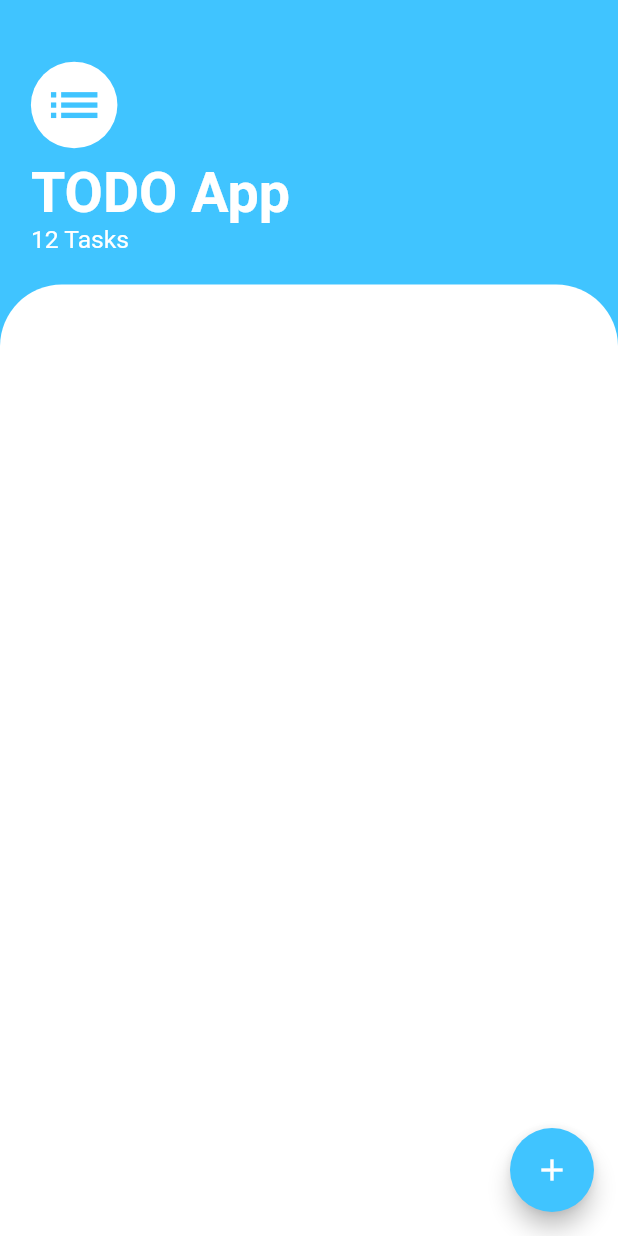
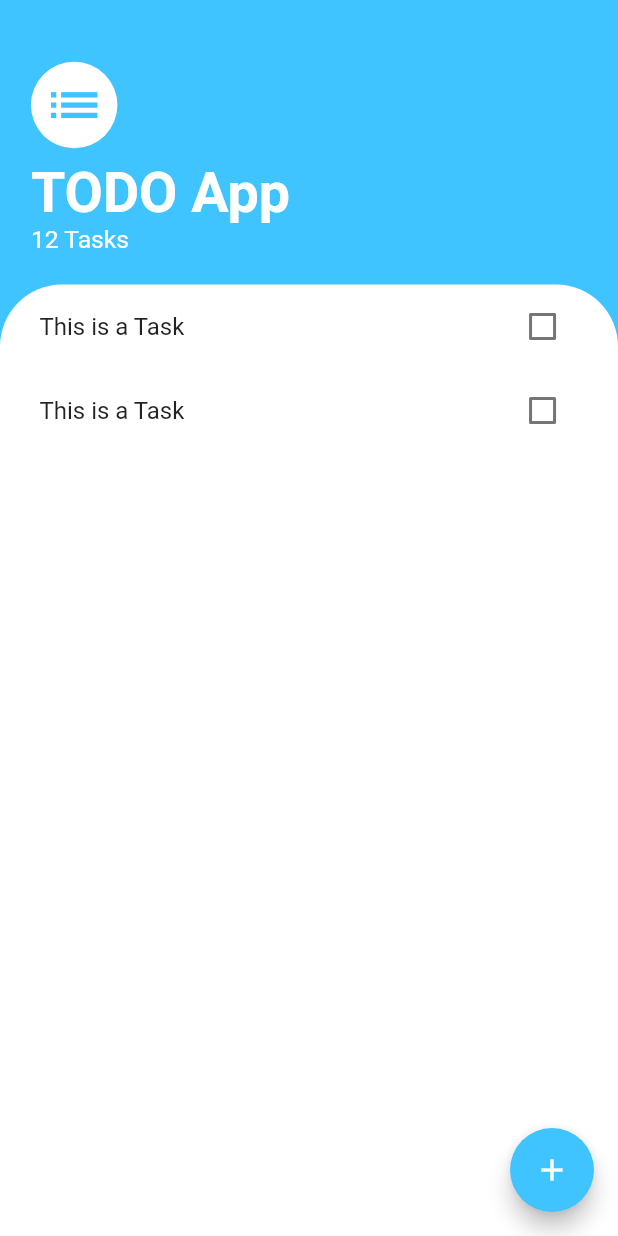
Before and after one commit to AliE99/todo-app, a Flutter app: the screen it shows after launch, on a phone screen of 412 x 824 dp. Run offline on Flutter 3.47's test engine with Material 2 defaults, Android fonts, the phone set to English and light mode, and no system bars.

Commit message:
Refactor the code

```diff
--- a/analysis_options.yaml
+++ b/analysis_options.yaml
@@ -22,8 +22,10 @@ linter:
   # `// ignore_for_file: name_of_lint` syntax on the line or in the file
   # producing the lint.
   rules:
+    prefer_const_constructors: false
+    use_key_in_widget_constructors: false
+    prefer_const_constructors_in_immutables: false
     # avoid_print: false  # Uncomment to disable the `avoid_print` rule
     # prefer_single_quotes: true  # Uncomment to enable the `prefer_single_quotes` rule
-
 # Additional information about this file can be found at
 # https://dart.dev/guides/language/analysis-options
--- a/lib/screens/tasks_screen.dart
+++ b/lib/screens/tasks_screen.dart
@@ -1,7 +1,6 @@
-// ignore_for_file: prefer_const_constructors_in_immutables, use_key_in_widget_constructors, prefer_const_constructors, prefer_const_literals_to_create_immutables
-
 import 'package:flutter/material.dart';
 import 'package:todo_app/screens/constants.dart';
+import 'package:todo_app/screens/widgets/task_list.dart';
 
 class TasksScreen extends StatelessWidget {
   TasksScreen();
@@ -64,6 +63,7 @@ class TasksScreen extends StatelessWidget {
             ),
             Expanded(
               child: Container(
+                padding: EdgeInsets.symmetric(horizontal: 0.025 * width),
                 decoration: BoxDecoration(
                   color: secondaryColor,
                   borderRadius: BorderRadius.only(
@@ -71,6 +71,7 @@ class TasksScreen extends StatelessWidget {
                     topRight: Radius.circular(0.1 * width),
                   ),
                 ),
+                child: TaskList(),
               ),
             ),
           ],
--- /dev/null
+++ b/lib/screens/widgets/task_list.dart
@@ -0,0 +1,14 @@
+import 'package:flutter/material.dart';
+import 'package:todo_app/screens/widgets/task_tile.dart';
+
+class TaskList extends StatelessWidget {
+  @override
+  Widget build(BuildContext context) {
+    return ListView(
+      children: [
+        TaskTile(),
+        TaskTile(),
+      ],
+    );
+  }
+}
--- /dev/null
+++ b/lib/screens/widgets/task_tile.dart
@@ -0,0 +1,14 @@
+import 'package:flutter/material.dart';
+
+class TaskTile extends StatelessWidget {
+  @override
+  Widget build(BuildContext context) {
+    return ListTile(
+      title: Text('This is a Task'),
+      trailing: Checkbox(
+        value: false,
+        onChanged: (value) {},
+      ),
+    );
+  }
+}
```
